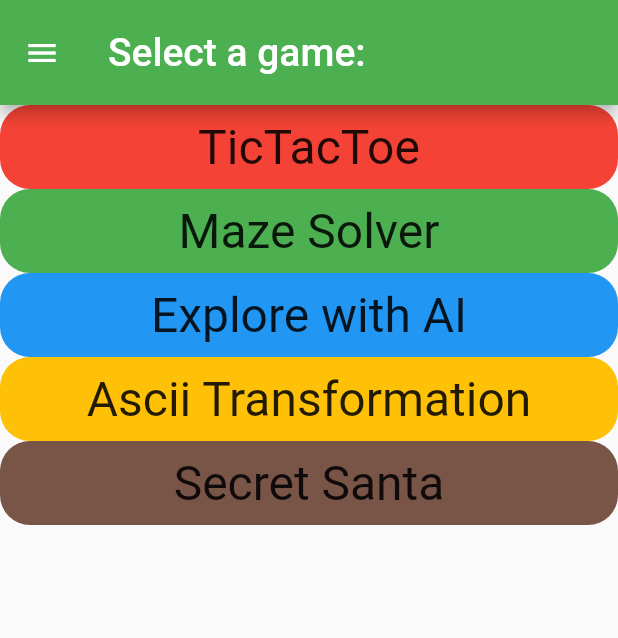
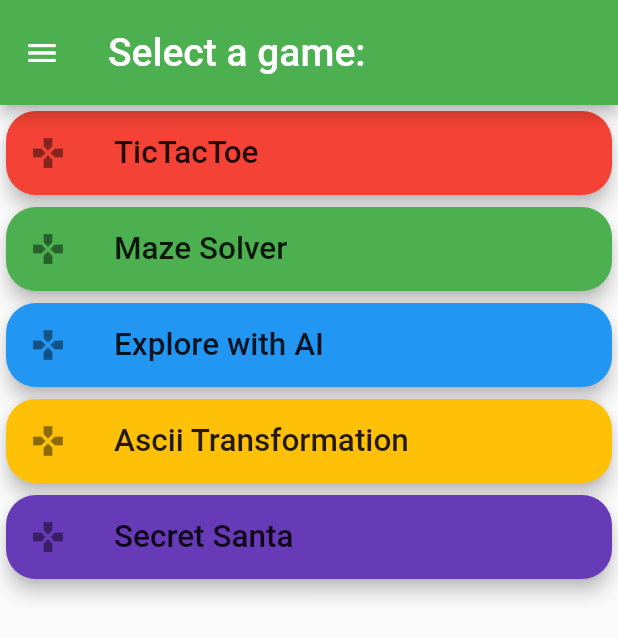
Before and after one commit to agustin-recoba/gameshow, a Flutter app: the screen it shows after launch, on a phone screen of 412 x 824 dp. Shown: the top 638 px of the screen. Run offline on Flutter 3.47's test engine with Material 2 defaults, Android fonts, the phone set to English and light mode, and no system bars; our stand-ins replace shared_preferences.

Commit message:
New style to main screen

```diff
--- a/lib/main.dart
+++ b/lib/main.dart
@@ -65,27 +65,26 @@ class ScreenSelector extends StatefulWidget {
 class _ScreenSelectoreState extends State<ScreenSelector> {
   @override
   Widget build(BuildContext context) {
-    List<String> gameTitles = [
+    final List<String> _gameTitles = [
       S.of(context).TicTacToe,
       S.of(context).mazeSolver,
       S.of(context).explorerAI,
       S.of(context).asciiTransformation,
       S.of(context).secretSanta,
     ];
-    Map<String, String> widgetsRoutes = {
-      S.of(context).TicTacToe: '/tictactoe',
-      S.of(context).mazeSolver: '/maze',
-      S.of(context).explorerAI: '/explorerAI',
-      S.of(context).asciiTransformation: '/ascciPictures',
-      S.of(context).secretSanta: '/secretSanta',
-    };
+    final List<String> _widgetsRoutes = [
+      '/tictactoe',
+      '/maze',
+      '/explorerAI',
+      '/ascciPictures',
+      '/secretSanta',
+    ];
 
-    List<Color> colours = [
+    final List<Color> _colours = [
       Colors.red,
       Colors.green,
       Colors.blue,
       Colors.amber,
-      Colors.brown,
       Colors.deepPurple,
     ];
 
@@ -100,25 +99,29 @@ class _ScreenSelectoreState extends State<ScreenSelector> {
         drawer: ConfigDrawer(
           setState,
         ),
-        body: ListView(children: [
-          for (int index = 0; index < gameTitles.length; index++)
-            ListTile(
-              key: ValueKey(gameTitles[index]),
+        body: ListView.builder(
+          itemBuilder: (_, index) => Card(
+            key: ValueKey(_gameTitles[index]),
+            color: _colours[index],
+            elevation: 5,
+            shape:
+                RoundedRectangleBorder(borderRadius: BorderRadius.circular(20)),
+            child: ListTile(
               onTap: () {
-                Navigator.pushNamed(
-                    context, widgetsRoutes[gameTitles[index]] as String);
+                Navigator.pushNamed(context, _widgetsRoutes[index]);
               },
-              shape: RoundedRectangleBorder(
-                  borderRadius: BorderRadius.circular(20)),
-              tileColor: colours[index],
-              title: Center(
-                child: Text(
-                  gameTitles[index],
-                  textScaleFactor: Config.getSizeFactor() * 2,
-                ),
+              leading: const Icon(
+                Icons.games,
               ),
-            )
-        ]));
+              title: Text(
+                _gameTitles[index],
+                textScaleFactor: Config.getSizeFactor() * 1.5,
+                style: Theme.of(context).textTheme.bodyText1,
+              ),
+            ),
+          ),
+          itemCount: _gameTitles.length,
+        ));
   }
 }
 
```
